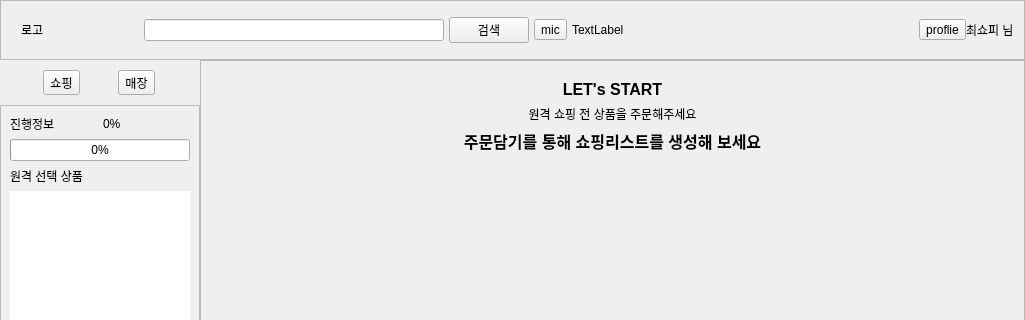
Before: the Qt Designer form shopee_ros2/src/shopee_app/shopee_app/ui/layout_user.ui in addinedu-roscamp-7th/roscamp-repo-1, drawn with Qt 5; both pictures show x 0 to 1025 and y 0 to 320 of the 1025 by 712 pixel window.
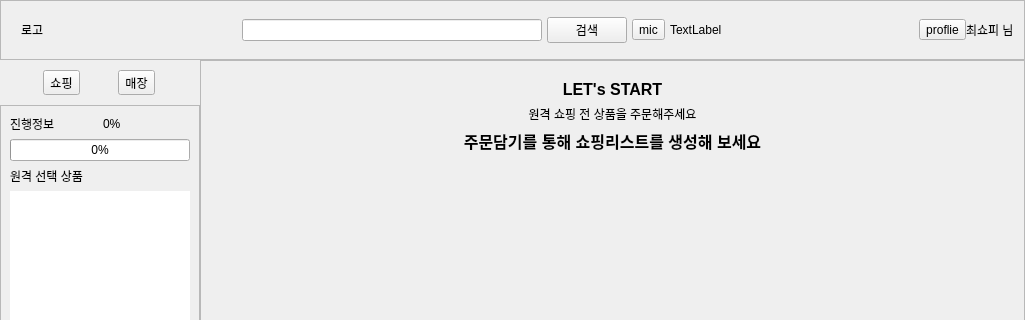
After: the same form once the commit is applied. The open tabs and pages were chosen to show the change. Icons and pictures are not drawn.

What changed in the file:
```diff
--- a/shopee_ros2/src/shopee_app/shopee_app/ui/layout_user.ui
+++ b/shopee_ros2/src/shopee_app/shopee_app/ui/layout_user.ui
@@ -93,7 +93,7 @@
          <enum>Qt::Horizontal</enum>
         </property>
         <property name="sizeType">
-         <enum>QSizePolicy::Fixed</enum>
+         <enum>QSizePolicy::Expanding</enum>
         </property>
         <property name="sizeHint" stdset="0">
          <size>
```
Left out of the diff: 4 changed lines with no effect on the pictures.
